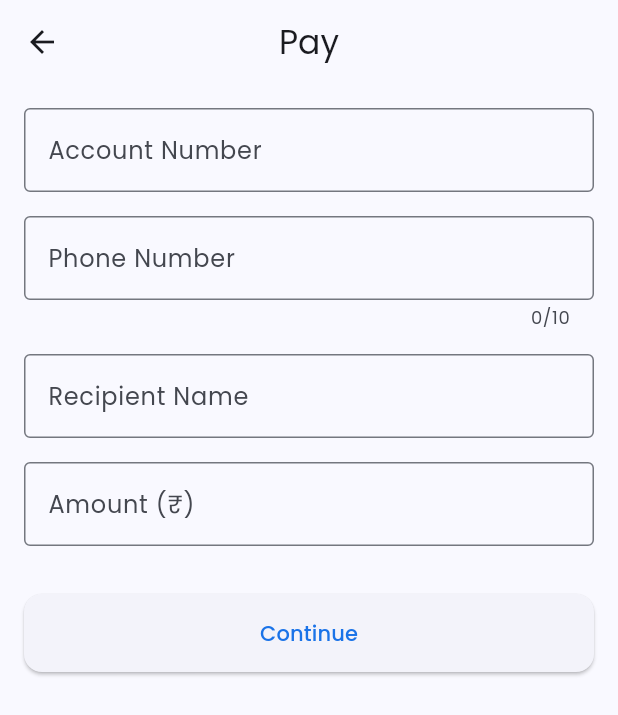
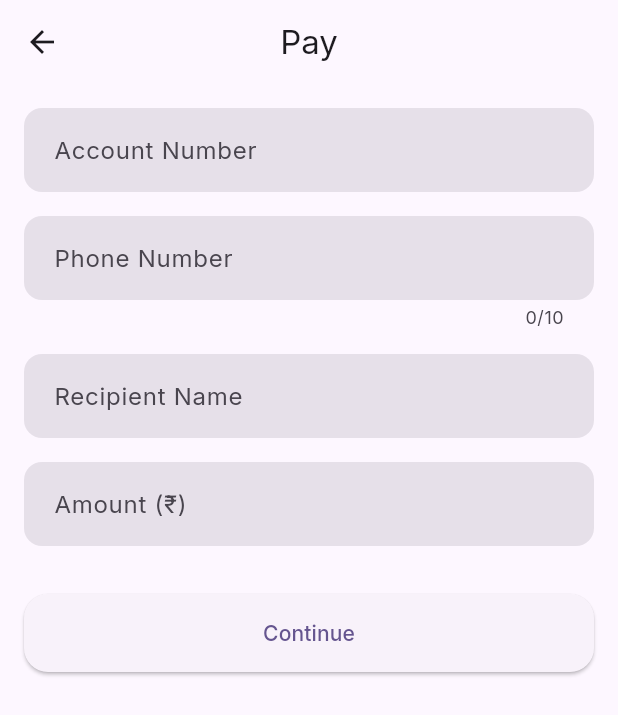
Before and after one commit to shreyasvbhat/RapidPay, a Flutter app: the PaymentScreen screen opened by its route, on a phone screen of 412 x 824 dp. Shown: the top 715 px of the screen. Run offline on Flutter 3.47's test engine with Material 3 defaults, Android fonts, the light colour scheme and no system bars; our stand-ins replace flutter_riverpod, flutter_secure_storage, flutter_tts, google_fonts, hive_flutter, lottie and 4 more; accounts and stored records are empty.

```diff
--- a/lib/core/theme/app_theme.dart
+++ b/lib/core/theme/app_theme.dart
@@ -5,18 +5,50 @@ class AppTheme {
   static ThemeData lightTheme = ThemeData(
     useMaterial3: true,
     colorScheme: ColorScheme.fromSeed(
-      seedColor: const Color(0xFF1A73E8),
-      primary: const Color(0xFF1A73E8),
-      secondary: const Color(0xFF34A853),
-      error: const Color(0xFFEA4335),
+      seedColor: const Color(0xFF6750A4), // Modern primary color
+      secondary: const Color(0xFF03DAC6),
+      tertiary: const Color(0xFFEFB8C8),
+      error: const Color(0xFFB3261E),
+      brightness: Brightness.light,
     ),
-    textTheme: GoogleFonts.poppinsTextTheme(),
-    appBarTheme: const AppBarTheme(elevation: 0, centerTitle: true),
+    textTheme: GoogleFonts.interTextTheme(),
+    appBarTheme: const AppBarTheme(
+      elevation: 0,
+      centerTitle: true,
+      scrolledUnderElevation: 2,
+    ),
+    cardTheme: CardTheme(
+      elevation: 0,
+      shape: RoundedRectangleBorder(
+        borderRadius: BorderRadius.circular(16),
+      ),
+      clipBehavior: Clip.antiAlias,
+    ),
     elevatedButtonTheme: ElevatedButtonThemeData(
       style: ElevatedButton.styleFrom(
-        padding: const EdgeInsets.symmetric(vertical: 16),
-        shape: RoundedRectangleBorder(borderRadius: BorderRadius.circular(12)),
+        padding: const EdgeInsets.symmetric(horizontal: 24, vertical: 16),
+        shape: RoundedRectangleBorder(borderRadius: BorderRadius.circular(16)),
       ),
+    ),
+    inputDecorationTheme: InputDecorationTheme(
+      filled: true,
+      border: OutlineInputBorder(
+        borderRadius: BorderRadius.circular(12),
+        borderSide: BorderSide.none,
+      ),
+      enabledBorder: OutlineInputBorder(
+        borderRadius: BorderRadius.circular(12),
+        borderSide: BorderSide.none,
+      ),
+      focusedBorder: OutlineInputBorder(
+        borderRadius: BorderRadius.circular(12),
+        borderSide: const BorderSide(color: Color(0xFF6750A4), width: 2),
+      ),
+      errorBorder: OutlineInputBorder(
+        borderRadius: BorderRadius.circular(12),
+        borderSide: const BorderSide(color: Color(0xFFB3261E), width: 2),
+      ),
+      contentPadding: const EdgeInsets.symmetric(horizontal: 16, vertical: 16),
     ),
   );
 
@@ -24,19 +56,50 @@ class AppTheme {
     useMaterial3: true,
     brightness: Brightness.dark,
     colorScheme: ColorScheme.fromSeed(
-      seedColor: const Color(0xFF1A73E8),
-      primary: const Color(0xFF1A73E8),
-      secondary: const Color(0xFF34A853),
-      error: const Color(0xFFEA4335),
+      seedColor: const Color(0xFF6750A4),
+      secondary: const Color(0xFF03DAC6),
+      tertiary: const Color(0xFFEFB8C8),
+      error: const Color(0xFFB3261E),
       brightness: Brightness.dark,
     ),
-    textTheme: GoogleFonts.poppinsTextTheme(ThemeData.dark().textTheme),
-    appBarTheme: const AppBarTheme(elevation: 0, centerTitle: true),
+    textTheme: GoogleFonts.interTextTheme(ThemeData.dark().textTheme),
+    appBarTheme: const AppBarTheme(
+      elevation: 0,
+      centerTitle: true,
+      scrolledUnderElevation: 2,
+    ),
+    cardTheme: CardTheme(
+      elevation: 0,
+      shape: RoundedRectangleBorder(
+        borderRadius: BorderRadius.circular(16),
+      ),
+      clipBehavior: Clip.antiAlias,
+    ),
     elevatedButtonTheme: ElevatedButtonThemeData(
       style: ElevatedButton.styleFrom(
-        padding: const EdgeInsets.symmetric(vertical: 16),
-        shape: RoundedRectangleBorder(borderRadius: BorderRadius.circular(12)),
+        padding: const EdgeInsets.symmetric(horizontal: 24, vertical: 16),
+        shape: RoundedRectangleBorder(borderRadius: BorderRadius.circular(16)),
       ),
+    ),
+    inputDecorationTheme: InputDecorationTheme(
+      filled: true,
+      border: OutlineInputBorder(
+        borderRadius: BorderRadius.circular(12),
+        borderSide: BorderSide.none,
+      ),
+      enabledBorder: OutlineInputBorder(
+        borderRadius: BorderRadius.circular(12),
+        borderSide: BorderSide.none,
+      ),
+      focusedBorder: OutlineInputBorder(
+        borderRadius: BorderRadius.circular(12),
+        borderSide: const BorderSide(color: Color(0xFF6750A4), width: 2),
+      ),
+      errorBorder: OutlineInputBorder(
+        borderRadius: BorderRadius.circular(12),
+        borderSide: const BorderSide(color: Color(0xFFB3261E), width: 2),
+      ),
+      contentPadding: const EdgeInsets.symmetric(horizontal: 16, vertical: 16),
     ),
   );
 }
--- a/lib/features/auth/presentation/screens/login_screen.dart
+++ b/lib/features/auth/presentation/screens/login_screen.dart
@@ -73,7 +73,7 @@ class _LoginScreenState extends ConsumerState<LoginScreen> {
             mainAxisAlignment: MainAxisAlignment.center,
             children: [
               Text(
-                'Welcome to RapidPay',
+                'Welcome to SafePay',
                 style: Theme.of(context).textTheme.headlineMedium?.copyWith(
                       fontWeight: FontWeight.bold,
                     ),
--- a/lib/features/home/presentation/screens/home_screen.dart
+++ b/lib/features/home/presentation/screens/home_screen.dart
@@ -18,7 +18,7 @@ class HomeScreen extends ConsumerWidget {
             pinned: true,
             flexibleSpace: FlexibleSpaceBar(
               title: Text(
-                'RapidPay',
+                'SafePay',
                 style: TextStyle(
                   color: Theme.of(context).colorScheme.onPrimary,
                 ),
@@ -95,20 +95,16 @@ class HomeScreen extends ConsumerWidget {
   void _showLanguageDialog(BuildContext context, WidgetRef ref) {
     showDialog(
       context: context,
-      builder:
-          (context) => AlertDialog(
+      builder: (context) => AlertDialog(
         title: const Text('Select Language'),
         content: Column(
           mainAxisSize: MainAxisSize.min,
-              children:
-                  AppLanguage.values
+          children: AppLanguage.values
               .map(
                 (lang) => ListTile(
                   title: Text(lang.name),
                   onTap: () {
-                            ref
-                                .read(languageProvider.notifier)
-                                .setLanguage(lang);
+                    ref.read(languageProvider.notifier).setLanguage(lang);
                     Navigator.pop(context);
                   },
                 ),
--- a/lib/features/payments/presentation/screens/payment_confirmation_screen.dart
+++ b/lib/features/payments/presentation/screens/payment_confirmation_screen.dart
@@ -46,7 +46,7 @@ class _PaymentConfirmationScreenState extends State<PaymentConfirmationScreen>
   Widget build(BuildContext context) {
     return Scaffold(
       body: SafeArea(
-        child: Padding(
+        child: SingleChildScrollView(
           padding: const EdgeInsets.all(24.0),
           child: Column(
             mainAxisAlignment: MainAxisAlignment.center,
--- a/lib/main.dart
+++ b/lib/main.dart
@@ -102,12 +102,15 @@ class MyApp extends StatelessWidget {
         final themeMode = ref.watch(themeProvider);
 
         return MaterialApp(
-          title: 'RapidPay',
+          title: 'SafePay',
           theme: AppTheme.lightTheme,
           darkTheme: AppTheme.darkTheme,
           themeMode: themeMode,
-          builder: (context, child) =>
-              LoadingOverlay(child: GlobalScaffoldMessenger(child: child!)),
+          builder: (context, child) => LoadingOverlay(
+            child: GlobalScaffoldMessenger(
+              child: child!,
+            ),
+          ),
           initialRoute: AppRoutes.splash,
           onGenerateRoute: AppRoutes.generateRoute,
           debugShowCheckedModeBanner: false,
```
Also changed, not shown: 3 other files. Lines whose indentation alone changed are shown as unchanged.
